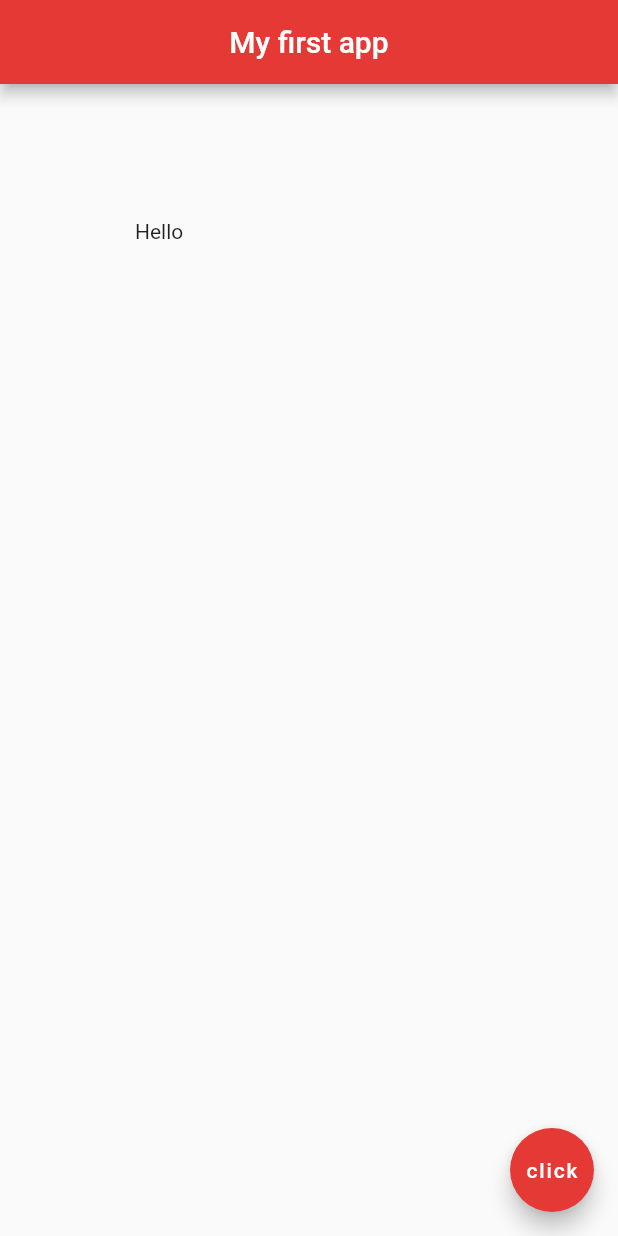
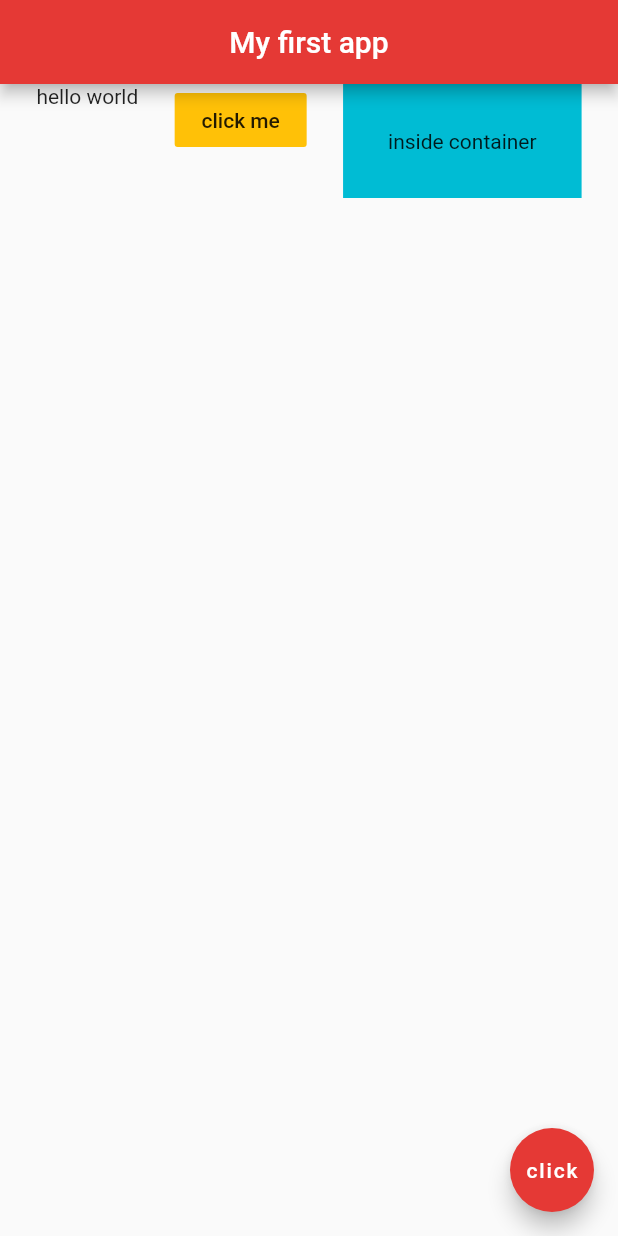
Before and after one commit to tygore587/flutterTutorial, a Flutter app: the screen it shows after launch, on a phone screen of 412 x 824 dp. Run offline on Flutter 3.47's test engine with Material 2 defaults, Android fonts, the phone set to English and light mode, and no system bars.

Commit message:
rows, end of video 11

```diff
--- a/lib/main.dart
+++ b/lib/main.dart
@@ -11,10 +11,22 @@ class Home extends StatelessWidget {
         centerTitle: true,
         backgroundColor: Colors.red[600],
       ),
-      body: Padding(
-        padding: EdgeInsets.all(90),
-        child: Text("Hello"),
-
+      body: Row(
+        mainAxisAlignment: MainAxisAlignment.spaceEvenly,
+        crossAxisAlignment: CrossAxisAlignment.start,
+        children: <Widget>[
+          Text('hello world'),
+          FlatButton(
+            onPressed: () {},
+            color: Colors.amber,
+            child: Text('click me'),
+          ),
+          Container (
+            color: Colors.cyan,
+            padding: EdgeInsets.all(30),
+            child: Text('inside container'),
+          )
+        ],
       ),
       floatingActionButton: FloatingActionButton(
         onPressed: () {},
```
